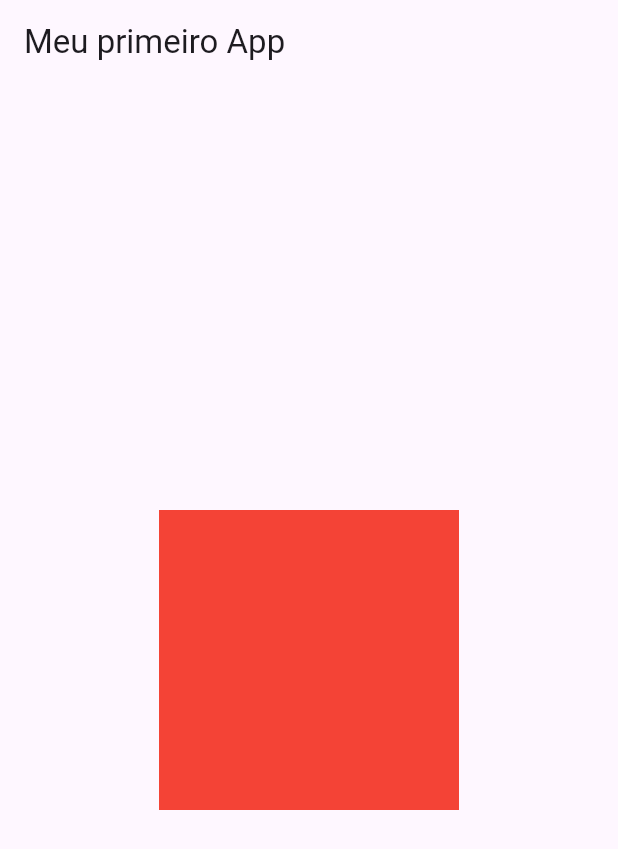
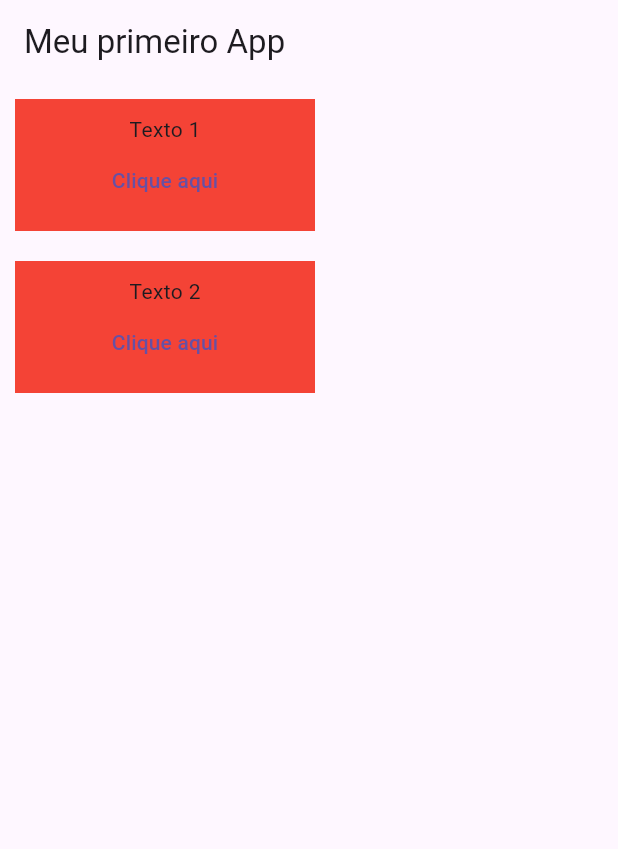
Before and after one commit to dearaujogabriel/curso-flutter-b7web, a Flutter app: the screen it shows after launch, on a phone screen of 412 x 824 dp. Shown: the top 849 px of the screen. Run offline on Flutter 3.47's test engine with Material 3 defaults, Android fonts, the phone set to English and light mode, and no system bars.

Commit message:
Criacao de componentes externos 2/2

```diff
--- /dev/null
+++ b/lib/exemplo.dart
@@ -0,0 +1,27 @@
+import 'package:flutter/material.dart';
+
+class Exemplo extends StatelessWidget {
+  Exemplo({this.title, required this.onPress});
+
+  var title;
+  VoidCallback onPress;
+
+  @override
+  Widget build(BuildContext context) {
+    return Container(
+      width: 200,
+      margin: const EdgeInsets.all(10),
+      padding: const EdgeInsets.all(10),
+      color: Colors.red,
+      child: Column(
+        children: [
+          Text(title),
+          TextButton(
+            onPressed: onPress,
+            child: const Text("Clique aqui"),
+          )
+        ],
+      ),
+    );
+  }
+}
--- a/lib/main.dart
+++ b/lib/main.dart
@@ -1,4 +1,6 @@
 import 'package:flutter/material.dart';
+import 'exemplo.dart';
+
 void main() => runApp(MeuApp());
 
 class MeuApp extends StatelessWidget {
@@ -11,23 +13,23 @@ class MeuApp extends StatelessWidget {
         appBar: AppBar(
           title: const Text("Meu primeiro App"),
         ),
-        body: const Center(
-          child: Exemplo()
+        body: Column(
+          children: [
+            Exemplo(
+              title: "Texto 1",
+              onPress: () {
+                print("Clicou no botao 1");
+              },
+            ),
+            Exemplo(
+              title: "Texto 2",
+              onPress: () {
+                print("Clicou no botao 2");
+              },
+            )
+          ],
         ),
       ),
     );
   }
 }
-
-class Exemplo extends StatelessWidget {
-  const Exemplo({super.key});
-
-  @override
-  Widget build(BuildContext context) {
-    return Container(
-      width: 200,
-      height: 200,
-      color: Colors.red,
-    );
-  }
-}
```
